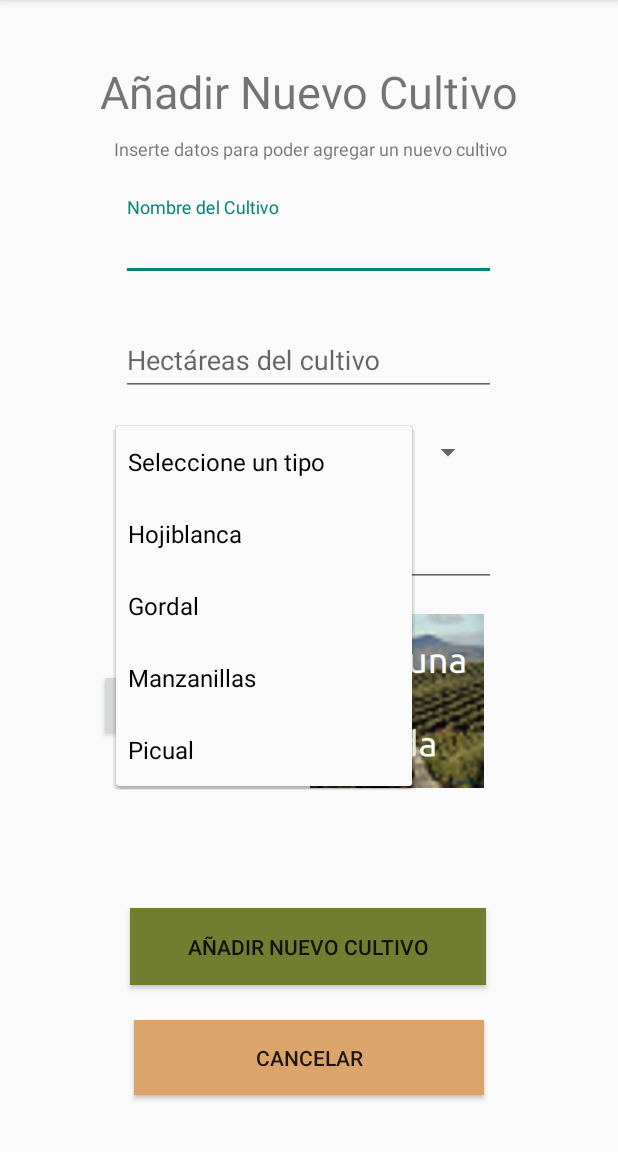
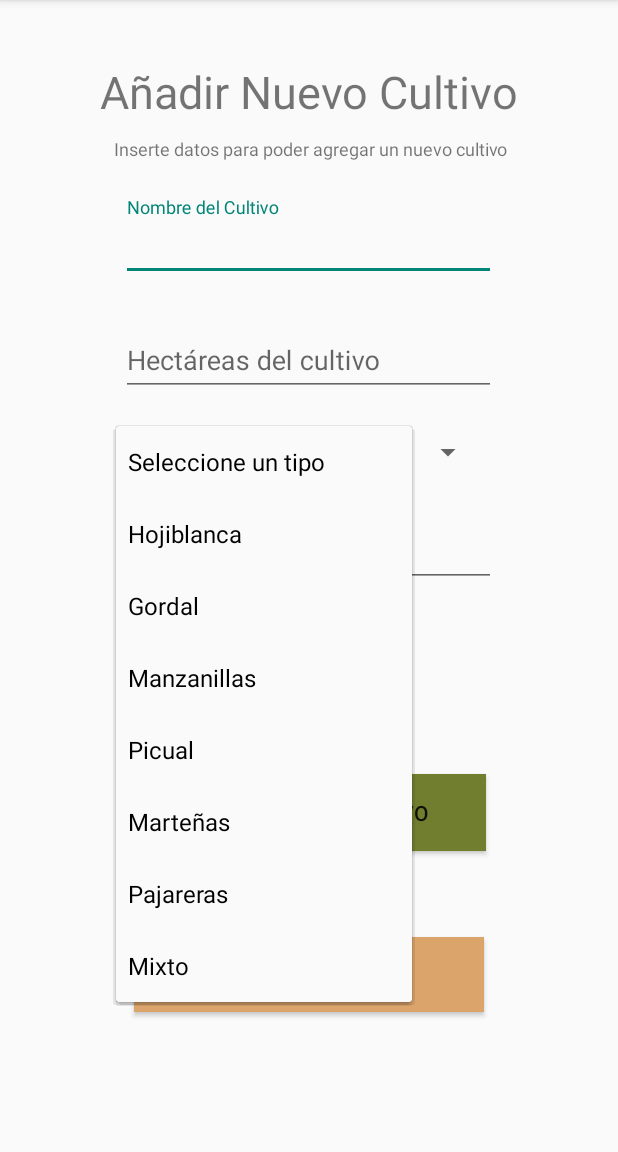
Before and after one commit to ivanperezmolina/ProCampo, an Android app: the AnnadirCultivoActivity screen opened directly, with no data from a screen before it, after a tap on "Seleccione un tipo", on a phone screen of 412 x 824 dp, the part 84-1236 px from its top. Run offline under Robolectric (Android 15) with nearby library versions, the phone set to English and light mode, and no system bars; our stand-ins replace Firebase (no records; nobody signed in at launch, a user with empty details on screens opened directly); pictures from the network do not load.

Commit message:
Subidas antes de implementar editar y eliminar

```diff
--- a/app/src/main/java/com/ivan/procampo/funcionalidades/AnnadirCultivoActivity.java
+++ b/app/src/main/java/com/ivan/procampo/funcionalidades/AnnadirCultivoActivity.java
@@ -40,15 +40,15 @@ import java.util.UUID;
 public class AnnadirCultivoActivity extends AppCompatActivity {
 
     //Variables
-    private Button subirFoto;
+    //private Button subirFoto;
 
-    private StorageReference mStorage;
+    //private StorageReference mStorage;
 
-    private static final int GALLERY_INTENT = 1;
+    //private static final int GALLERY_INTENT = 1;
 
-    private ImageView mImageView;
+    //private ImageView mImageView;
 
-    private ProgressDialog mProgressDialog;
+    //private ProgressDialog mProgressDialog;
 
     private StorageReference mStorageReference;
 
@@ -81,8 +81,8 @@ public class AnnadirCultivoActivity extends AppCompatActivity {
         setContentView(R.layout.activity_annadir_cultivo);
 
         //
-        mStorage = FirebaseStorage.getInstance().getReference();
-        mImageView = findViewById(R.id.imagenCultivoAnnadir);
+        //mStorage = FirebaseStorage.getInstance().getReference();
+        //mImageView = findViewById(R.id.imagenCultivoAnnadir);
         mStorageReference = FirebaseStorage.getInstance().getReference();
 
         mAuth = FirebaseAuth.getInstance();
@@ -108,6 +108,9 @@ public class AnnadirCultivoActivity extends AppCompatActivity {
         tiposAceitunas.add("Gordal");
         tiposAceitunas.add("Manzanillas");
         tiposAceitunas.add("Picual");
+        tiposAceitunas.add("Marteñas");
+        tiposAceitunas.add("Pajareras");
+        tiposAceitunas.add("Mixto");
 
         ArrayAdapter adapter;
         adapter = new ArrayAdapter(this,R.layout.support_simple_spinner_dropdown_item,tiposAceitunas);
@@ -131,9 +134,9 @@ public class AnnadirCultivoActivity extends AppCompatActivity {
         //Inicializamos firebase
         inicializarFirebase();
         //Boton subir
-        subirFoto = findViewById(R.id.botonSubirFotoCultivo);
+        //subirFoto = findViewById(R.id.botonSubirFotoCultivo);
 
-        subirFoto.setOnClickListener(new View.OnClickListener() {
+        /*subirFoto.setOnClickListener(new View.OnClickListener() {
             @Override
             public void onClick(View v) {
                 //Abrir la galeria
@@ -141,7 +144,7 @@ public class AnnadirCultivoActivity extends AppCompatActivity {
                 irAGaleria.setType("image/*");
                 startActivityForResult(irAGaleria,GALLERY_INTENT);
             }
-        });
+        });*/
 
         //PULSAR BOTON CANCELAR
         botonCancelar.setOnClickListener(new View.OnClickListener() {
@@ -228,7 +231,7 @@ public class AnnadirCultivoActivity extends AppCompatActivity {
     protected void onActivityResult(int requestCode, int resultCode, @Nullable Intent data) {
         super.onActivityResult(requestCode, resultCode, data);
 
-        if (requestCode==GALLERY_INTENT && resultCode==RESULT_OK){
+        /*if (requestCode==GALLERY_INTENT && resultCode==RESULT_OK){
             //Mostrar dialogo
 
             //mProgressDialog.setMessage("Su foto se esta subiendo. Un momento");
@@ -264,7 +267,7 @@ public class AnnadirCultivoActivity extends AppCompatActivity {
             });
 
         }
-
+*/
     }
 
     //////////////////////////////////////////////////////////////////////////////////////////////////////////////////////////////////
--- a/app/src/main/res/layout/activity_annadir_cultivo.xml
+++ b/app/src/main/res/layout/activity_annadir_cultivo.xml
@@ -105,30 +105,6 @@
     </com.google.android.material.textfield.TextInputLayout>
 
     <Button
-        android:id="@+id/botonSubirFotoCultivo"
-        android:layout_width="wrap_content"
-        android:layout_height="wrap_content"
-        android:text="Subir foto"
-        app:layout_constraintBottom_toBottomOf="parent"
-        app:layout_constraintEnd_toEndOf="parent"
-        app:layout_constraintHorizontal_bias="0.213"
-        app:layout_constraintStart_toStartOf="parent"
-        app:layout_constraintTop_toBottomOf="@+id/materialDesign3"
-        app:layout_constraintVertical_bias="0.167" />
-
-    <ImageView
-        android:id="@+id/imagenCultivoAnnadir"
-        android:layout_width="132dp"
-        android:layout_height="116dp"
-        app:layout_constraintBottom_toBottomOf="parent"
-        app:layout_constraintEnd_toEndOf="parent"
-        app:layout_constraintHorizontal_bias="0.27"
-        app:layout_constraintStart_toEndOf="@+id/botonSubirFotoCultivo"
-        app:layout_constraintTop_toBottomOf="@+id/materialDesign3"
-        app:layout_constraintVertical_bias="0.068"
-        app:srcCompat="@drawable/ningunafoto" />
-
-    <Button
         android:id="@+id/botonSubirNuevoCultivo"
         android:layout_width="237dp"
         android:layout_height="51dp"
@@ -139,7 +115,7 @@
         app:layout_constraintHorizontal_bias="0.497"
         app:layout_constraintStart_toStartOf="parent"
         app:layout_constraintTop_toTopOf="parent"
-        app:layout_constraintVertical_bias="0.845" />
+        app:layout_constraintVertical_bias="0.72" />
 
     <Button
         android:id="@+id/botonCancelarAnnadirCultivo"
```
Also changed, not shown: app/src/main/res/layout/cultivo_view.xml (+21 -8 lines).
